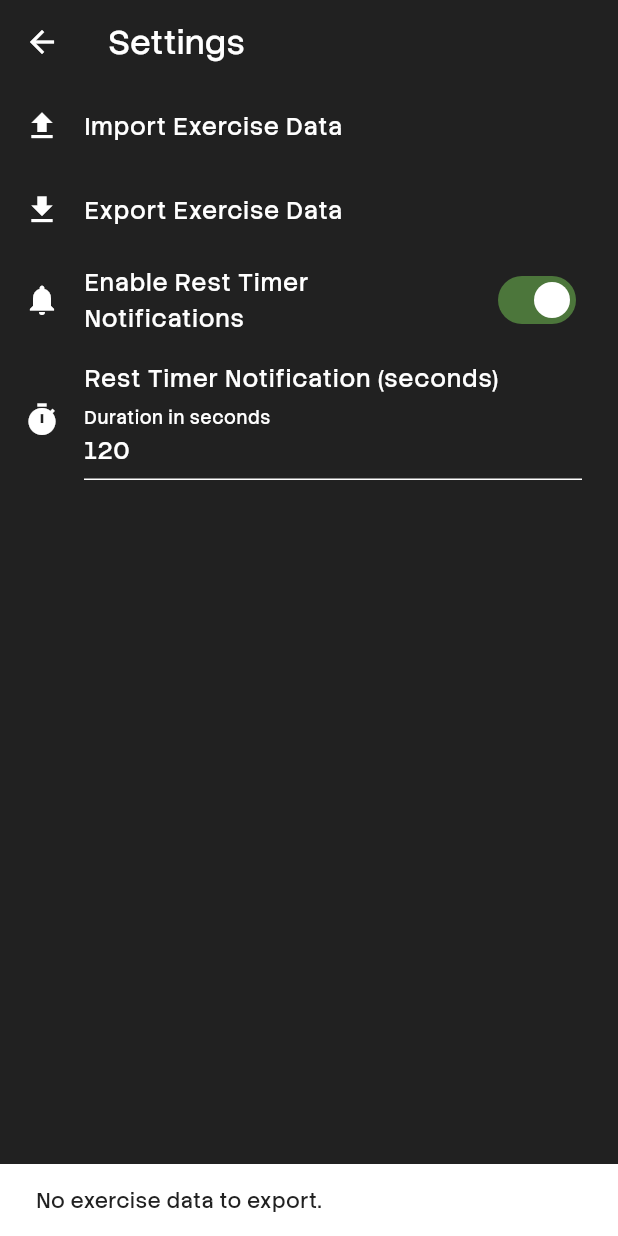
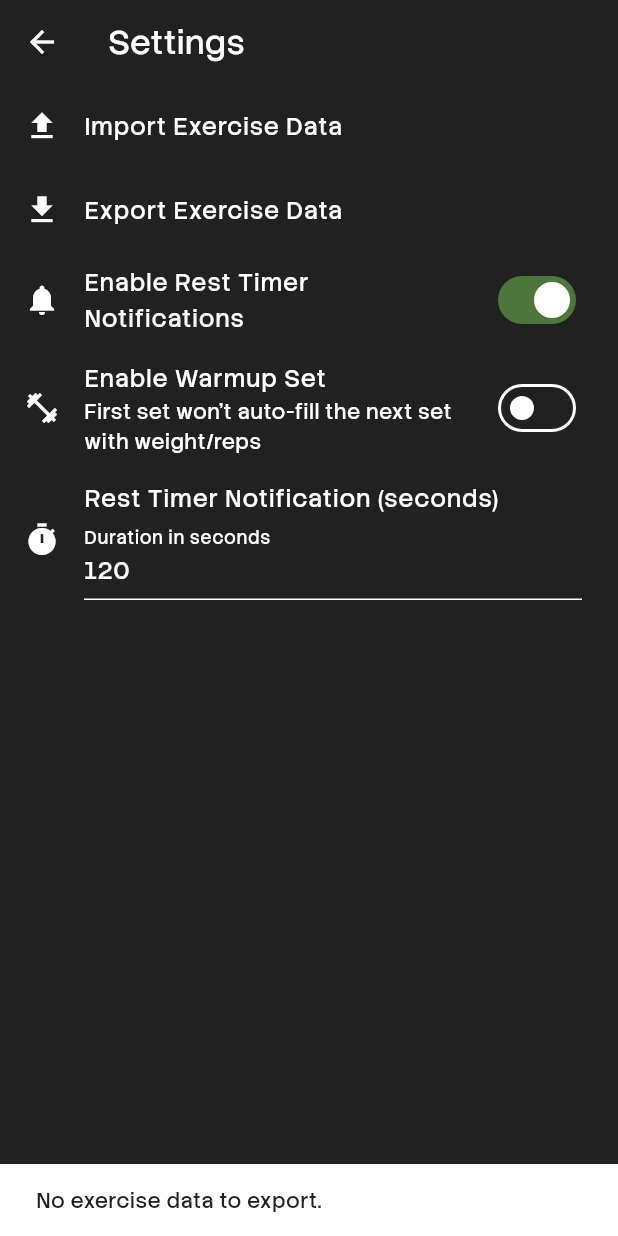
Before and after one commit to rooshimadethis/gym_app, a Flutter app: the SettingsPage screen opened directly, after a tap on "Export Exercise Data", on a phone screen of 412 x 824 dp. Run offline on Flutter 3.47's test engine with Material 3 defaults, Android fonts, the phone set to English and light mode, and no system bars; our stand-ins replace cached_network_image, file_picker, flutter_local_notifications, open_file, shared_preferences; missing offline and left inert: file_saver, flutter_displaymode, flutter_foreground_task; accounts and stored records are empty; network calls fail.

Commit message:
warmup set

```diff
--- a/lib/settings_page.dart
+++ b/lib/settings_page.dart
@@ -1,6 +1,5 @@
 import 'dart:convert';
 import 'dart:io';
-import 'dart:typed_data';
 
 import 'package:file_picker/file_picker.dart';
 import 'package:file_saver/file_saver.dart';
@@ -19,6 +18,7 @@ class SettingsPage extends StatefulWidget {
 class _SettingsPageState extends State<SettingsPage> {
   final TextEditingController _timerController = TextEditingController();
   bool _notificationsEnabled = true;
+  bool _warmupSetEnabled = false;
 
   @override
   void initState() {
@@ -32,6 +32,7 @@ class _SettingsPageState extends State<SettingsPage> {
     _timerController.text = timerDuration.toString();
     setState(() {
       _notificationsEnabled = prefs.getBool('notifications_enabled') ?? true;
+      _warmupSetEnabled = prefs.getBool('warmup_set_enabled') ?? false;
     });
   }
 
@@ -49,13 +50,21 @@ class _SettingsPageState extends State<SettingsPage> {
     });
   }
 
+  Future<void> _saveWarmupSetSetting(bool value) async {
+    final prefs = await SharedPreferences.getInstance();
+    await prefs.setBool('warmup_set_enabled', value);
+    setState(() {
+      _warmupSetEnabled = value;
+    });
+  }
+
   @override
   void dispose() {
     _timerController.dispose();
     super.dispose();
   }
 
-  Future<void> _importExerciseData(BuildContext context) async {
+  Future<void> _importExerciseData() async {
     FilePickerResult? result = await FilePicker.platform.pickFiles(
       type: FileType.custom,
       allowedExtensions: ['json'],
@@ -73,32 +82,46 @@ class _SettingsPageState extends State<SettingsPage> {
         final prefs = await SharedPreferences.getInstance();
         await prefs.setString('exercises_data', jsonEncode(exercises));
         await prefs.setInt('timer_duration', settings['timer_duration']);
-        await prefs.setBool('notifications_enabled', settings['notifications_enabled']);
+        await prefs.setBool(
+          'notifications_enabled',
+          settings['notifications_enabled'],
+        );
+        if (settings.containsKey('warmup_set_enabled')) {
+          await prefs.setBool(
+            'warmup_set_enabled',
+            settings['warmup_set_enabled'],
+          );
+        }
 
         _loadSettings();
 
+        if (!mounted) return;
         ScaffoldMessenger.of(context).showSnackBar(
           const SnackBar(content: Text('Data imported successfully!')),
         );
       } catch (e) {
+        if (!mounted) return;
         ScaffoldMessenger.of(context).showSnackBar(
           SnackBar(content: Text('Error importing data: Invalid file format.')),
         );
       }
     } else {
-      ScaffoldMessenger.of(context).showSnackBar(
-        const SnackBar(content: Text('Import cancelled.')),
-      );
+      if (!mounted) return;
+      ScaffoldMessenger.of(
+        context,
+      ).showSnackBar(const SnackBar(content: Text('Import cancelled.')));
     }
   }
 
-  Future<void> _exportExerciseData(BuildContext context) async {
+  Future<void> _exportExerciseData() async {
     final prefs = await SharedPreferences.getInstance();
     final exercisesJson = prefs.getString('exercises_data');
     final timerDuration = prefs.getInt('timer_duration') ?? 120;
     final notificationsEnabled = prefs.getBool('notifications_enabled') ?? true;
+    final warmupSetEnabled = prefs.getBool('warmup_set_enabled') ?? false;
 
     if (exercisesJson == null || exercisesJson.isEmpty) {
+      if (!mounted) return;
       ScaffoldMessenger.of(context).showSnackBar(
         const SnackBar(content: Text('No exercise data to export.')),
       );
@@ -110,6 +133,7 @@ class _SettingsPageState extends State<SettingsPage> {
       'settings': {
         'timer_duration': timerDuration,
         'notifications_enabled': notificationsEnabled,
+        'warmup_set_enabled': warmupSetEnabled,
       },
     };
 
@@ -135,6 +159,7 @@ class _SettingsPageState extends State<SettingsPage> {
       );
 
       if (path != null) {
+        if (!mounted) return;
         ScaffoldMessenger.of(context).showSnackBar(
           SnackBar(
             content: Text('Exported to $path'),
@@ -147,40 +172,49 @@ class _SettingsPageState extends State<SettingsPage> {
           ),
         );
       } else {
-        ScaffoldMessenger.of(context).showSnackBar(
-          const SnackBar(content: Text('Export cancelled.')),
-        );
+        if (!mounted) return;
+        ScaffoldMessenger.of(
+          context,
+        ).showSnackBar(const SnackBar(content: Text('Export cancelled.')));
       }
     } catch (e) {
-      ScaffoldMessenger.of(context).showSnackBar(
-        SnackBar(content: Text('Error exporting data: $e')),
-      );
+      if (!mounted) return;
+      ScaffoldMessenger.of(
+        context,
+      ).showSnackBar(SnackBar(content: Text('Error exporting data: $e')));
     }
   }
 
   @override
   Widget build(BuildContext context) {
     return Scaffold(
-      appBar: AppBar(
-        title: const Text('Settings'),
-      ),
+      appBar: AppBar(title: const Text('Settings')),
       body: ListView(
         children: [
           ListTile(
             leading: const Icon(Icons.file_upload),
             title: const Text('Import Exercise Data'),
-            onTap: () => _importExerciseData(context),
+            onTap: _importExerciseData,
           ),
           ListTile(
             leading: const Icon(Icons.file_download),
             title: const Text('Export Exercise Data'),
-            onTap: () => _exportExerciseData(context),
+            onTap: _exportExerciseData,
           ),
           SwitchListTile(
             title: const Text('Enable Rest Timer Notifications'),
             value: _notificationsEnabled,
             onChanged: _saveNotificationSetting,
             secondary: const Icon(Icons.notifications),
+          ),
+          SwitchListTile(
+            title: const Text('Enable Warmup Set'),
+            subtitle: const Text(
+              'First set won\'t auto-fill the next set with weight/reps',
+            ),
+            value: _warmupSetEnabled,
+            onChanged: _saveWarmupSetSetting,
+            secondary: const Icon(Icons.fitness_center),
           ),
           ListTile(
             leading: const Icon(Icons.timer),
```
Also changed, not shown: lib/exercise_detail_view.dart (+47 -8 lines).
